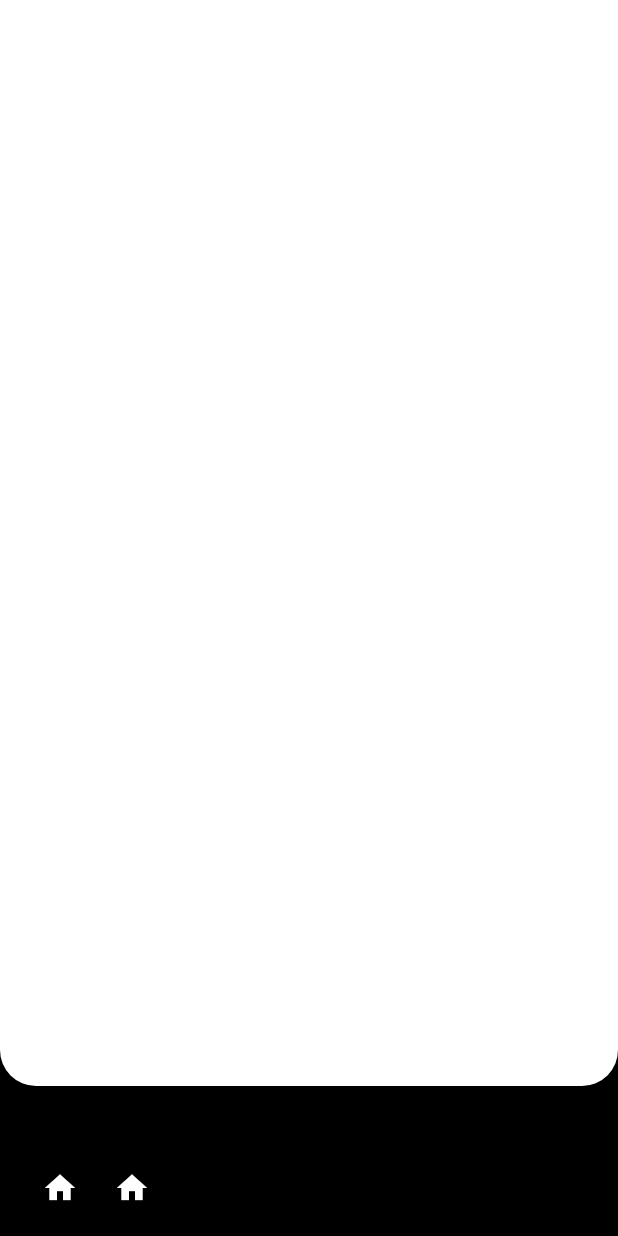
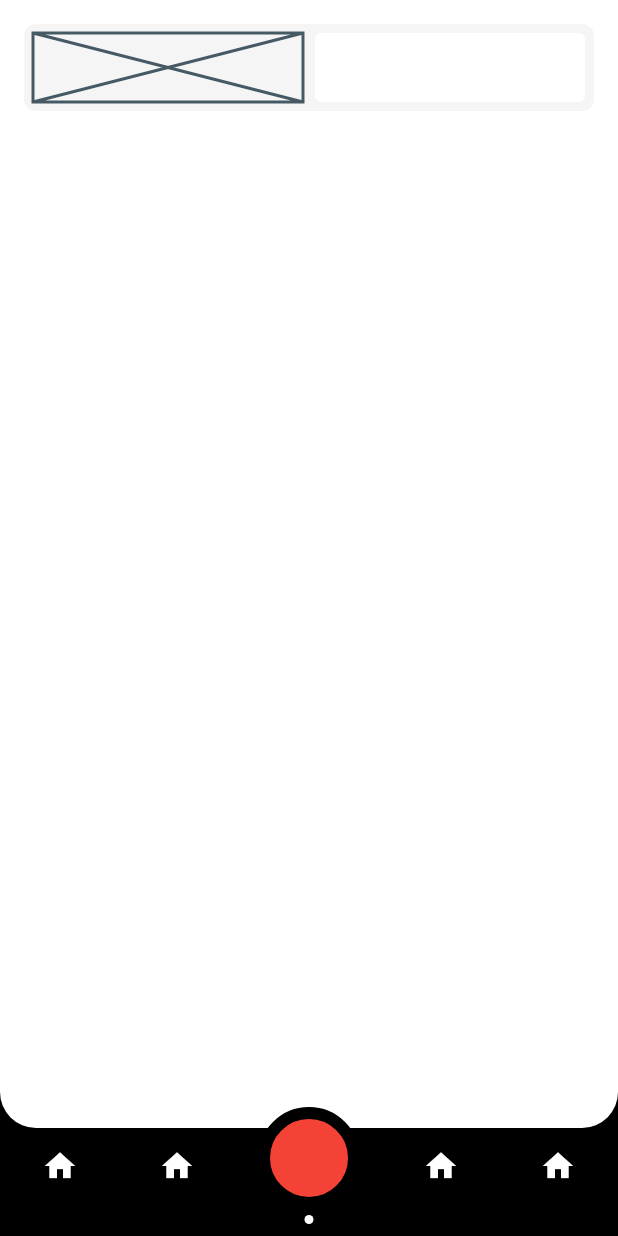
Before and after one commit to JAICHANGPARK/flutter_notebook_18th_story, a Flutter app: the screen it shows after launch, on a phone screen of 412 x 824 dp. Run offline on Flutter 3.47's test engine with Material 2 defaults, Android fonts, the phone set to English and light mode, and no system bars; our stand-ins replace cached_network_image, flutter_lorem, flutter_riverpod, flutter_svg, freezed_annotation, go_router and 3 more.

Commit message:
Update food_delivery_home_page.dart

```diff
--- a/lib/ep1079_food_delivery_app/src/ui/food_delivery_home_page.dart
+++ b/lib/ep1079_food_delivery_app/src/ui/food_delivery_home_page.dart
@@ -7,44 +7,110 @@ class FoodDeliveryHomePage extends StatelessWidget {
   Widget build(BuildContext context) {
     return Scaffold(
       backgroundColor: Colors.black,
-      body: Stack(
+      body: SafeArea(
+        child: Stack(
           children: [
             Positioned(
               left: 0,
               top: 0,
               right: 0,
-            bottom: 100,
+              bottom: 72,
               child: Container(
-              decoration: BoxDecoration(
+                decoration: const BoxDecoration(
                   color: Colors.white,
                   borderRadius: BorderRadius.only(
                     bottomLeft: Radius.circular(24),
                     bottomRight: Radius.circular(24),
+                  ),
+                ),
+                padding: const EdgeInsets.all(16),
+                child: Column(
+                  children: [
+                    Container(
+                      height: 58,
+                      decoration: BoxDecoration(
+                        color: Colors.grey[100],
+                        borderRadius: BorderRadius.circular(8),
+                      ),
+                      padding: const EdgeInsets.all(6),
+                      child: Row(
+                        children: [
+                          const Expanded(child: Placeholder()),
+                          const SizedBox(width: 8,),
+                          Expanded(child: Container(
+                            decoration: BoxDecoration(
+                              color: Colors.white,
+                              borderRadius: BorderRadius.circular(4)
+                            ),
                           )),
+                        ],
+                      ),
+                    ),
+                    const SizedBox(height: 16,),
+                    Expanded(child: ListView()),
+                  ],
+                ),
               ),
             ),
             Positioned(
                 left: 16,
                 right: 16,
                 bottom: 8,
+                child: SizedBox(
+                  height: 78,
                   child: Row(
                     mainAxisSize: MainAxisSize.min,
                     crossAxisAlignment: CrossAxisAlignment.center,
+                    mainAxisAlignment: MainAxisAlignment.spaceBetween,
                     children: [
                       IconButton(
                         onPressed: () {},
-                    icon: Icon(Icons.home),
+                        icon: const Icon(Icons.home),
                         color: Colors.white,
                       ),
                       IconButton(
                         onPressed: () {},
-                    icon: Icon(Icons.home),
+                        icon: const Icon(Icons.home),
                         color: Colors.white,
                       ),
-
+                      Column(
+                        children: [
+                          Container(
+                            height: 68,
+                            width: 68,
+                            decoration: BoxDecoration(
+                              border: Border.all(
+                                color: Colors.black,
+                                width: 8,
+                              ),
+                              color: Colors.red,
+                              shape: BoxShape.circle,
+                            ),
+                          ),
+                          const SizedBox(
+                            height: 4,
+                          ),
+                          const CircleAvatar(
+                            radius: 3,
+                            backgroundColor: Colors.white,
+                          )
                         ],
+                      ),
+                      IconButton(
+                        onPressed: () {},
+                        icon: const Icon(Icons.home),
+                        color: Colors.white,
+                      ),
+                      IconButton(
+                        onPressed: () {},
+                        icon: const Icon(Icons.home),
+                        color: Colors.white,
+                      ),
+                    ],
+                  ),
                 ))
           ],
+        ),
       ),
     );
   }
```
Lines whose indentation alone changed are shown as unchanged.
